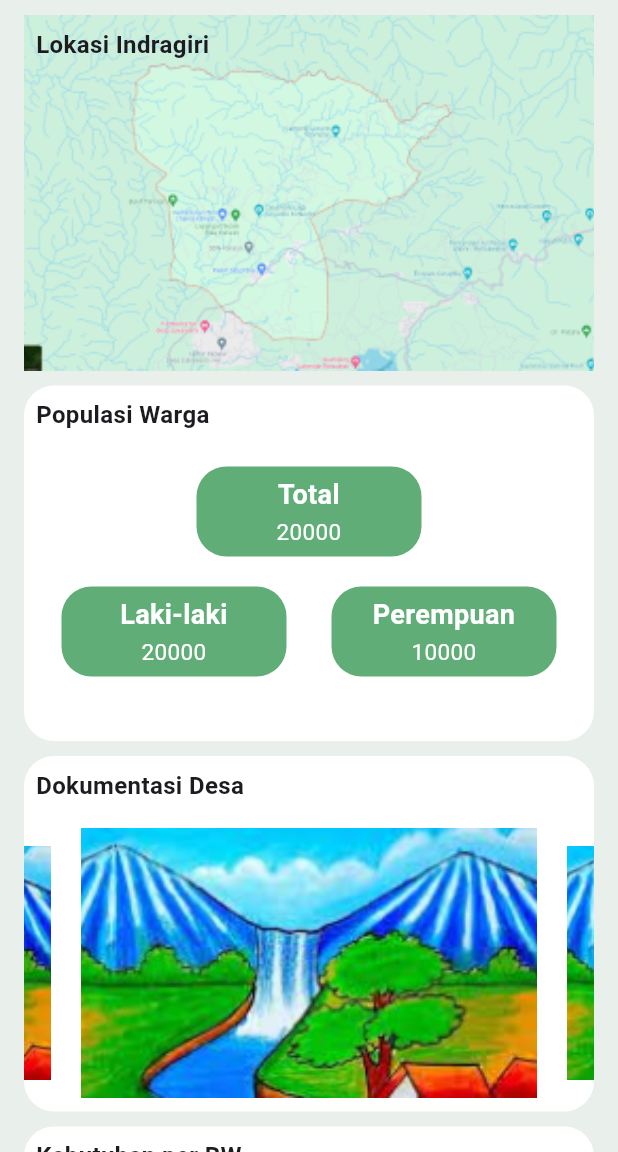
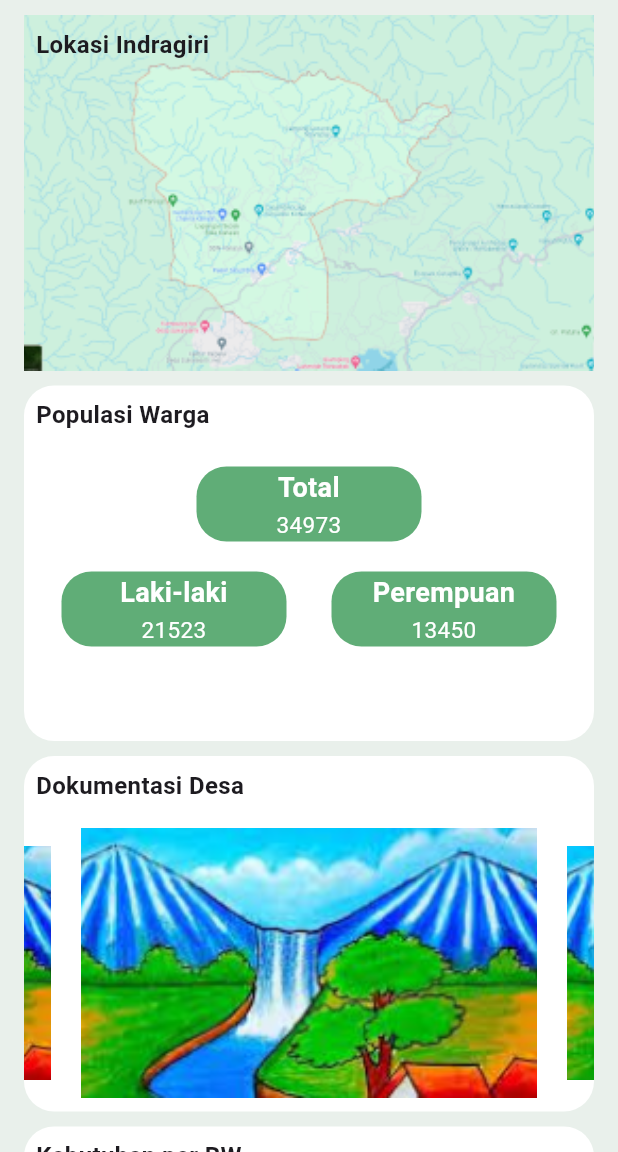
Before and after one commit to hasbyraihan/Proyek4_Aplikasi, a Flutter app: the Dashboard screen opened by its route, on a phone screen of 412 x 824 dp, the part 84-1236 px from its top. Run offline on Flutter 3.47's test engine with Material 3 defaults, Android fonts, the phone set to English and light mode, and no system bars; drawn by our look-alikes of carousel_slider.

Commit message:
Menambahkan Fungsi pertambahan pada Populasi

```diff
--- a/lib/Dashboard.dart
+++ b/lib/Dashboard.dart
@@ -56,9 +56,8 @@ class Dashboard extends StatelessWidget {
               SizedBox(height: 10),
               ContainerCardPopulation(
                 title: 'Populasi Warga',
-                totalPopulation: 20000,
-                malePopulation: 20000,
-                femalePopulation: 10000,
+                malePopulation: 21523,
+                femalePopulation: 13450,
               ),
               SizedBox(height: 10),
               ContainerCardCarousel(
@@ -106,7 +105,6 @@ class Dashboard extends StatelessWidget {
     );
   }
 }
-
 
 class ContainerCard extends StatelessWidget {
   final String title;
@@ -217,20 +215,20 @@ class ContainerCardCarousel extends StatelessWidget {
 
 class ContainerCardPopulation extends StatelessWidget {
   final String title;
-  final int totalPopulation;
   final int malePopulation;
   final int femalePopulation;
 
   const ContainerCardPopulation({
     Key? key,
     required this.title,
-    required this.totalPopulation,
     required this.malePopulation,
     required this.femalePopulation,
   }) : super(key: key);
 
   @override
   Widget build(BuildContext context) {
+    int totalPopulation = malePopulation + femalePopulation;
+
     return Container(
       width: 380,
       height: 237,
@@ -255,18 +253,16 @@ class ContainerCardPopulation extends StatelessWidget {
           Expanded(
             child: Column(
               children: [
-                Row(
-                  mainAxisAlignment: MainAxisAlignment.spaceEvenly,
-                  children: [
-                    _buildPopulationBox('Total', totalPopulation, Color(0xFF60AD77)),
-                  ],
-                ),
+                _buildPopulationBox(
+                    'Total', totalPopulation, Color(0xFF60AD77)),
                 SizedBox(height: 10),
                 Row(
                   mainAxisAlignment: MainAxisAlignment.spaceEvenly,
                   children: [
-                    _buildPopulationBox('Laki-laki', malePopulation, Color(0xFF60AD77)),
-                    _buildPopulationBox('Perempuan', femalePopulation, Color(0xFF60AD77)),
+                    _buildPopulationBox(
+                        'Laki-laki', malePopulation, Color(0xFF60AD77)),
+                    _buildPopulationBox(
+                        'Perempuan', femalePopulation, Color(0xFF60AD77)),
                   ],
                 ),
               ],
@@ -280,7 +276,7 @@ class ContainerCardPopulation extends StatelessWidget {
   Widget _buildPopulationBox(String label, int population, Color color) {
     return Container(
       width: 150,
-    height: 60,
+      height: 50, // Sesuaikan tinggi dengan kebutuhan Anda
       decoration: BoxDecoration(
         color: color,
         borderRadius: BorderRadius.circular(20),
```
Lines whose indentation alone changed are shown as unchanged.
